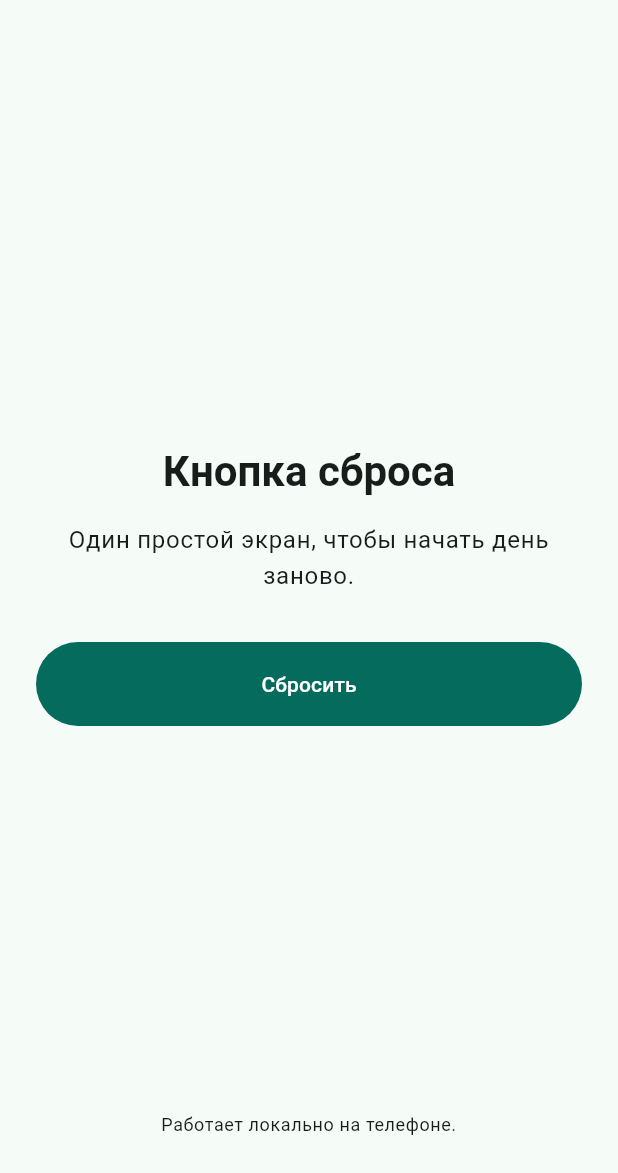
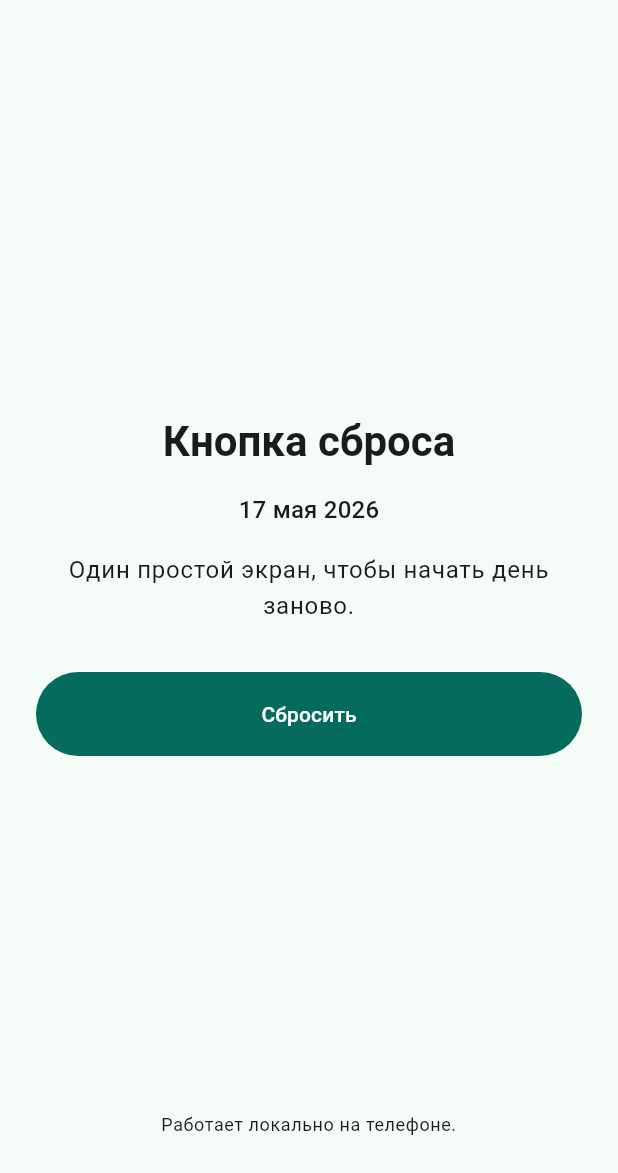
Before and after one commit to imkharitoshka-dmg/Reset_Button, a Flutter app: the screen it shows after launch, after a tap on "Сбросить", after a tap on "Отменить", on a phone screen of 412 x 824 dp, the part 63-1236 px from its top. Run offline on Flutter 3.47's test engine with Material 3 defaults, Android fonts, the phone set to English and light mode, and no system bars.

Commit message:
Fix analyzer warning
:wq#

```diff
--- a/lib/main.dart
+++ b/lib/main.dart
@@ -22,24 +22,38 @@ class ResetButtonApp extends StatelessWidget {
 }
 
 class ResetHomePage extends StatefulWidget {
-  const ResetHomePage({super.key});
+  const ResetHomePage({super.key, this.today});
+
+  final DateTime? today;
 
   @override
   State<ResetHomePage> createState() => _ResetHomePageState();
 }
 
 class _ResetHomePageState extends State<ResetHomePage> {
-  bool _isResetDone = false;
+  String? _resetDateKey;
+
+  DateTime get _today => widget.today ?? DateTime.now();
+
+  String get _todayKey {
+    final today = _today;
+    final month = today.month.toString().padLeft(2, '0');
+    final day = today.day.toString().padLeft(2, '0');
+
+    return '${today.year}-$month-$day';
+  }
+
+  bool get _isResetDone => _resetDateKey == _todayKey;
 
   void _completeReset() {
     setState(() {
-      _isResetDone = true;
+      _resetDateKey = _todayKey;
     });
   }
 
   void _undoReset() {
     setState(() {
-      _isResetDone = false;
+      _resetDateKey = null;
     });
   }
 
@@ -49,6 +63,7 @@ class _ResetHomePageState extends State<ResetHomePage> {
     final statusText = _isResetDone
         ? 'Сброс выполнен. Можно продолжать спокойно.'
         : 'Один простой экран, чтобы начать день заново.';
+    final dateText = formatRussianDate(_today);
 
     return Scaffold(
       appBar: AppBar(title: const Text('Reset Button')),
@@ -65,6 +80,12 @@ class _ResetHomePageState extends State<ResetHomePage> {
                 style: textTheme.headlineMedium?.copyWith(
                   fontWeight: FontWeight.w700,
                 ),
+              ),
+              const SizedBox(height: 16),
+              Text(
+                dateText,
+                textAlign: TextAlign.center,
+                style: textTheme.titleMedium,
               ),
               const SizedBox(height: 16),
               Text(
@@ -100,3 +121,22 @@ class _ResetHomePageState extends State<ResetHomePage> {
     );
   }
 }
+
+String formatRussianDate(DateTime date) {
+  const monthNames = [
+    'января',
+    'февраля',
+    'марта',
+    'апреля',
+    'мая',
+    'июня',
+    'июля',
+    'августа',
+    'сентября',
+    'октября',
+    'ноября',
+    'декабря',
+  ];
+
+  return '${date.day} ${monthNames[date.month - 1]} ${date.year}';
+}
```
Also changed, not shown: 1 other file.
